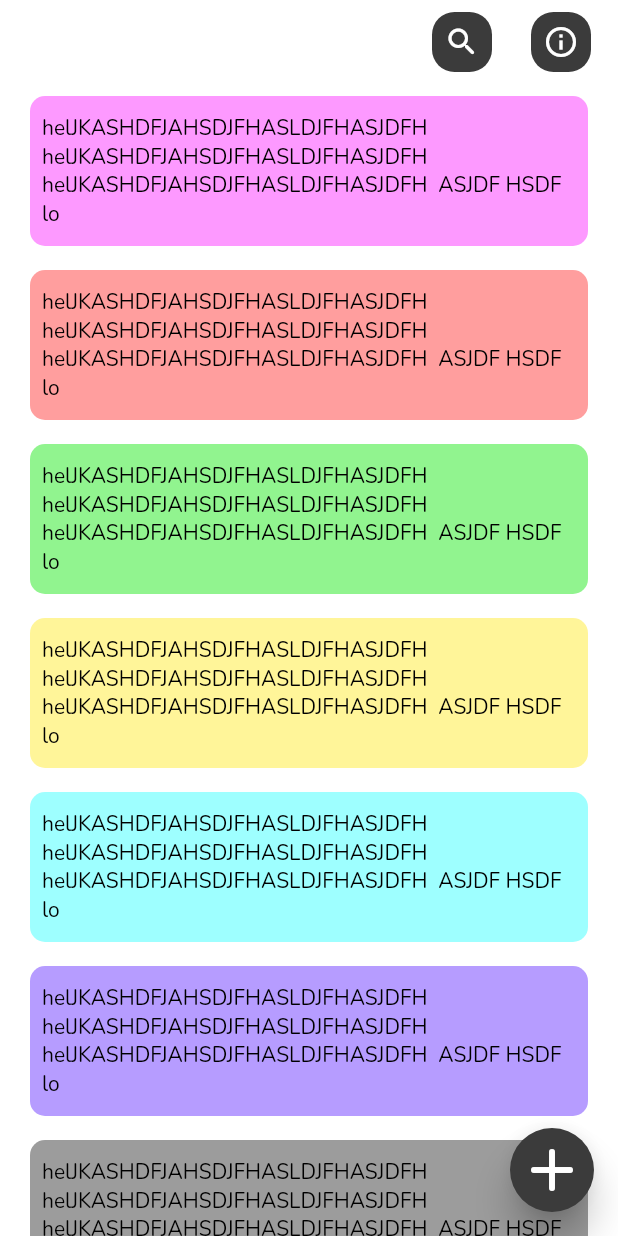
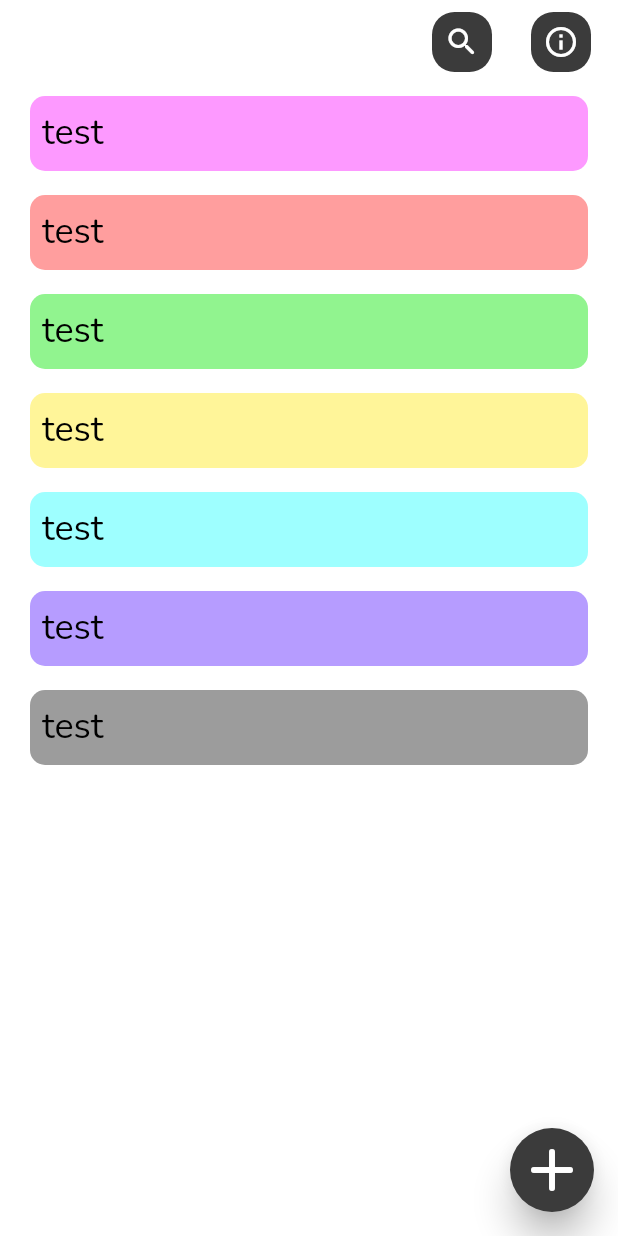
Before and after one commit to Nilav2608/notes_with_firebase, a Flutter app: the screen it shows after launch, on a phone screen of 412 x 824 dp. Run offline on Flutter 3.47's test engine with Material 2 defaults, Android fonts, the phone set to English and light mode, and no system bars; our stand-ins replace google_fonts.

Commit message:
list tile init

```diff
--- a/lib/main.dart
+++ b/lib/main.dart
@@ -1,5 +1,5 @@
 import 'package:flutter/material.dart';
-import 'package:notes_with_firebase/home.dart';
+import 'package:notes_with_firebase/view/home.dart';
 import 'package:google_fonts/google_fonts.dart';
 
 void main() {
--- a/lib/tile_widget.dart
+++ /dev/null
@@ -1,31 +0,0 @@
-import 'package:flutter/material.dart';
-
-class TodoTile extends StatelessWidget {
-  final String text;
-  final int colorRandom;
-  const TodoTile({super.key, required this.colorRandom, required this.text});
-
-  @override
-  Widget build(BuildContext context) {
-    return Expanded(
-      child: Padding(
-        padding: const EdgeInsets.symmetric(horizontal: 20.0,vertical: 8),
-        child: Container(
-          height: 100,
-          decoration: BoxDecoration(
-              color: Color(colorRandom),
-              borderRadius: BorderRadius.circular(10)),
-          child: Padding(
-            padding: const EdgeInsets.all(8.0),
-            child: Center(
-              child: Text(
-                text,
-                style: const TextStyle(color: Colors.black),
-              ),
-            ),
-          ),
-        ),
-      ),
-    );
-  }
-}
--- a/lib/home.dart
+++ b/lib/view/home.dart
@@ -1,7 +1,5 @@
-import 'dart:math';
-
 import 'package:flutter/material.dart';
-import 'package:notes_with_firebase/tile_widget.dart';
+import 'package:notes_with_firebase/view/tile_widget.dart';
 
 class HomePage extends StatefulWidget {
   const HomePage({super.key});
@@ -11,6 +9,7 @@ class HomePage extends StatefulWidget {
 }
 
 class _HomePageState extends State<HomePage> {
+  bool init = false;
   Color bgColor = const Color(0x00252525);
 
   final List<int> tileColors = [
@@ -22,6 +21,12 @@ class _HomePageState extends State<HomePage> {
     0xFFB69CFF,
     0xFF9C9C9C
   ];
+
+  @override
+  void initState() {
+    init = true;
+    super.initState();
+  }
 
   @override
   Widget build(BuildContext context) {
@@ -85,8 +90,8 @@ class _HomePageState extends State<HomePage> {
           itemBuilder: (context, index) {
             // int color = tileColors[index];
             return TodoTile(
-              text: "helJKASHDFJAHSDJFHASLDJFHASJDFH  helJKASHDFJAHSDJFHASLDJFHASJDFH helJKASHDFJAHSDJFHASLDJFHASJDFH  ASJDF HSDF lo",
-              colorRandom: tileColors[index] ,
+              text: "test",
+              colorRandom: tileColors[index],
             );
           },
         ),
--- /dev/null
+++ b/lib/view/tile_widget.dart
@@ -0,0 +1,28 @@
+import 'package:flutter/material.dart';
+
+class TodoTile extends StatelessWidget {
+  final String text;
+  final int colorRandom;
+  const TodoTile({super.key, required this.colorRandom, required this.text});
+
+  @override
+  Widget build(BuildContext context) {
+    return Padding(
+      padding: const EdgeInsets.symmetric(horizontal: 20.0, vertical: 8),
+      child: Container(
+        height: 50,
+        decoration: BoxDecoration(
+            color: Color(colorRandom), borderRadius: BorderRadius.circular(10)),
+        child: Padding(
+          padding: const EdgeInsets.all(8.0),
+            child: Text(
+              text,
+              style: const TextStyle(color: Colors.black,fontSize: 24),
+            ),
+
+        ),
+      ),
+    );
+
+  }
+}
```
